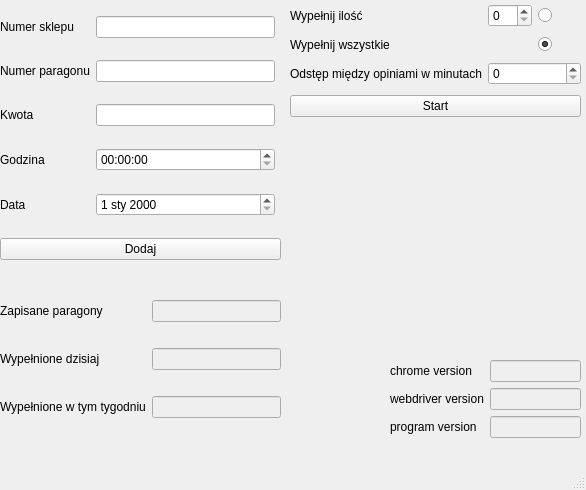
Qt form mainwindow.ui (MrMock/-automatic_opinion) before a commit.
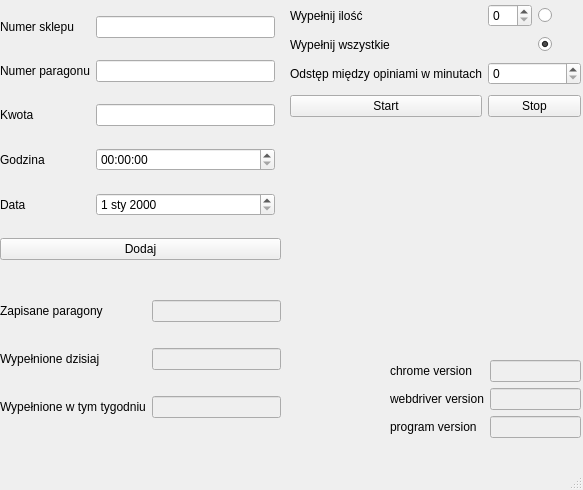
The same form after that commit. Icons and pictures are not drawn.

The edit to the form file:
```diff
--- a/mainwindow.ui
+++ b/mainwindow.ui
@@ -9,7 +9,7 @@
    <rect>
     <x>0</x>
     <y>0</y>
-    <width>586</width>
+    <width>583</width>
     <height>490</height>
    </rect>
   </property>
@@ -165,13 +165,6 @@
      </rect>
     </property>
     <layout class="QGridLayout" name="gridLayout_3">
-     <item row="3" column="0" colspan="3">
-      <widget class="QPushButton" name="pushButton_2">
-       <property name="text">
-        <string>Start</string>
-       </property>
-      </widget>
-     </item>
      <item row="0" column="1">
       <widget class="QSpinBox" name="spinBox"/>
      </item>
@@ -222,6 +215,20 @@
        </property>
       </widget>
      </item>
+     <item row="3" column="0">
+      <widget class="QPushButton" name="pushButton_2">
+       <property name="text">
+        <string>Start</string>
+       </property>
+      </widget>
+     </item>
+     <item row="3" column="1" colspan="2">
+      <widget class="QPushButton" name="pushButton">
+       <property name="text">
+        <string>Stop</string>
+       </property>
+      </widget>
+     </item>
     </layout>
    </widget>
    <widget class="QWidget" name="formLayoutWidget">
```
Left out of the diff: 5 changed lines with no effect on the pictures.
